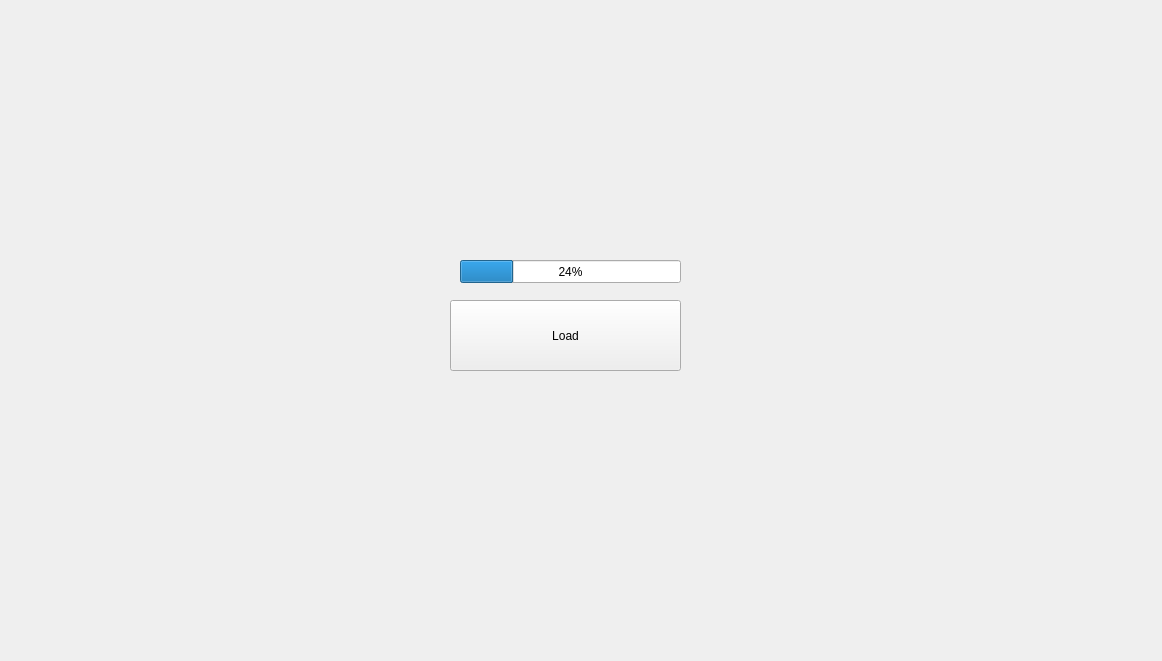
Before: the Qt Designer form components/memory-gui/src/ui/mainwindow.ui in Gruncan/mem-monitor, drawn with Qt 5.
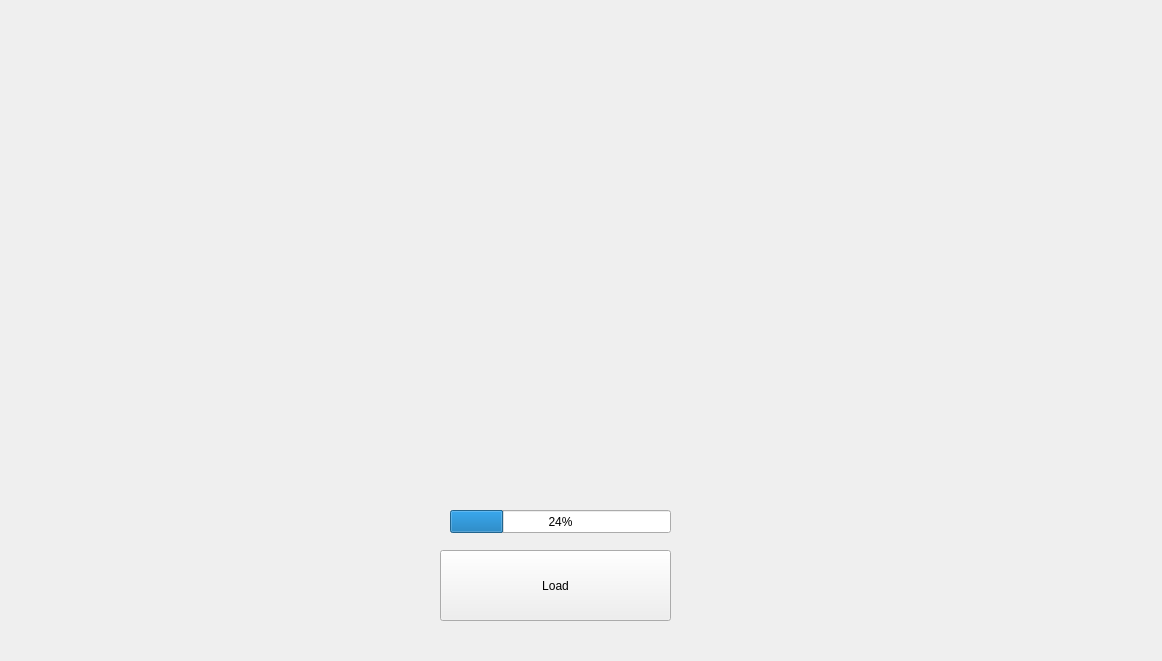
After: the same form once the commit is applied. Custom widgets are drawn as their Qt base class.

Commit message: Added Q custom plot

```diff
--- a/components/memory-gui/src/ui/mainwindow.ui
+++ b/components/memory-gui/src/ui/mainwindow.ui
@@ -19,8 +19,8 @@
   <widget class="QPushButton" name="pushButton">
    <property name="geometry">
     <rect>
-     <x>450</x>
-     <y>300</y>
+     <x>440</x>
+     <y>550</y>
      <width>231</width>
      <height>71</height>
     </rect>
@@ -41,8 +41,8 @@
    </property>
    <property name="geometry">
     <rect>
-     <x>460</x>
-     <y>260</y>
+     <x>450</x>
+     <y>510</y>
      <width>221</width>
      <height>23</height>
     </rect>
@@ -54,7 +54,25 @@
     <bool>true</bool>
    </property>
   </widget>
+  <widget class="QCustomPlot" name="plot" native="true">
+   <property name="geometry">
+    <rect>
+     <x>200</x>
+     <y>50</y>
+     <width>761</width>
+     <height>411</height>
+    </rect>
+   </property>
+  </widget>
  </widget>
+ <customwidgets>
+  <customwidget>
+   <class>QCustomPlot</class>
+   <extends>QWidget</extends>
+   <header>qcustomplot.h</header>
+   <container>1</container>
+  </customwidget>
+ </customwidgets>
  <resources/>
  <connections/>
 </ui>
```
Left out of the diff: 8 changed lines with no effect on the pictures. The commit also changes 4 other files.
